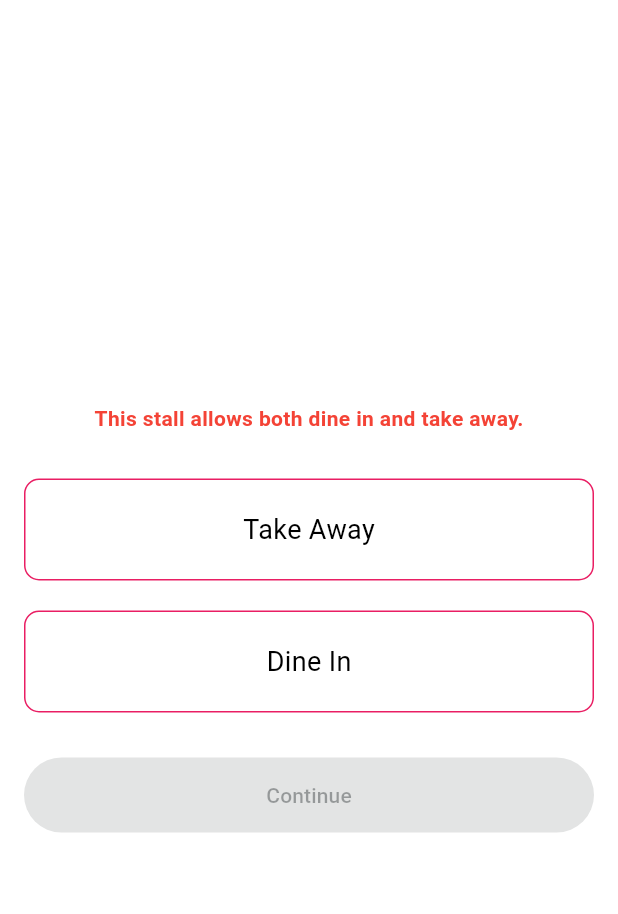
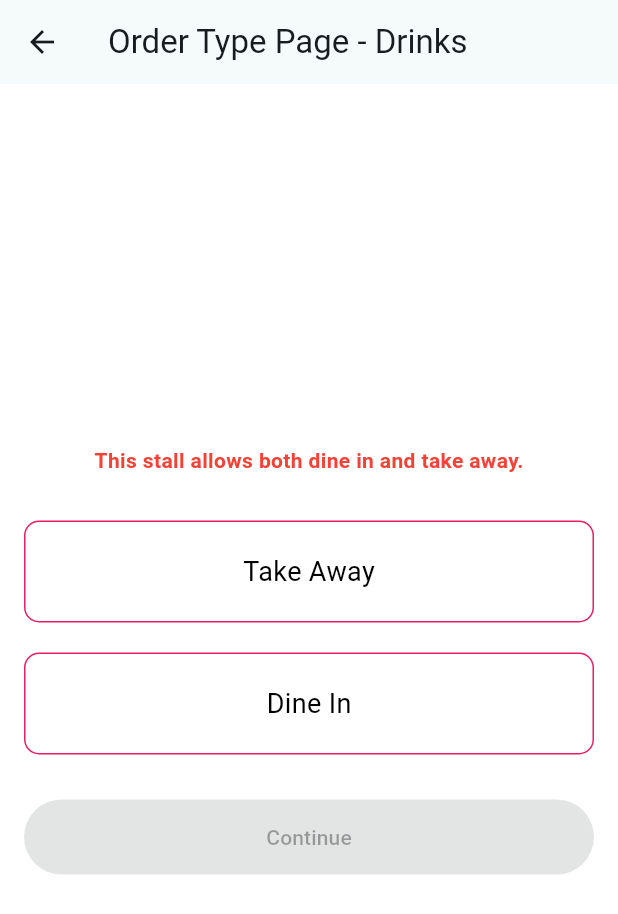
Before and after one commit to yongying37/redeem_order_app, a Flutter app: the OrderTypesPage screen opened directly, on a phone screen of 412 x 824 dp. Shown: the top 914 px of the screen. Run offline on Flutter 3.47's test engine with Material 3 defaults, Android fonts, the phone set to English and light mode, and no system bars.

Commit message:
Added back button in order page

```diff
--- a/lib/views/ordertype_stalls/ordertype_page.dart
+++ b/lib/views/ordertype_stalls/ordertype_page.dart
@@ -1,5 +1,6 @@
 import 'package:flutter/material.dart';
 import 'package:redeem_order_app/views/menu/menu_drinks.dart';
+import '../stall/stall_page.dart';
 import 'ordertype_layout.dart';
 
 class OrderTypesPage extends StatelessWidget {
@@ -17,6 +18,17 @@ class OrderTypesPage extends StatelessWidget {
   @override
   Widget build(BuildContext context) {
     return Scaffold(
+      appBar: AppBar(
+        title: const Text('Order Type Page - Drinks'),
+        leading: IconButton(
+          icon: const Icon(Icons.arrow_back),
+          onPressed: () {
+              Navigator.pushReplacement(context,
+              MaterialPageRoute(builder: (context) => const StallPage()),
+              );
+          }
+        )
+      ),
       body: OrderTypesLayout(
         supportsDinein: supportsDinein,
         supportsTakeaway: supportsTakeaway,
@@ -34,6 +46,7 @@ class OrderTypesPage extends StatelessWidget {
           );
         },
       ),
+
     );
   }
 }
```
